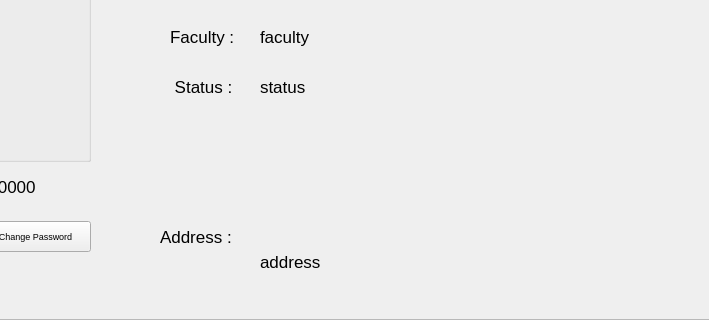
Above: resources/UI/professorProfile.ui from Poom1997/gman before the change; both pictures show x 191 to 900 and y 280 to 600 of the 900 by 600 pixel window. Below: the same form after it.
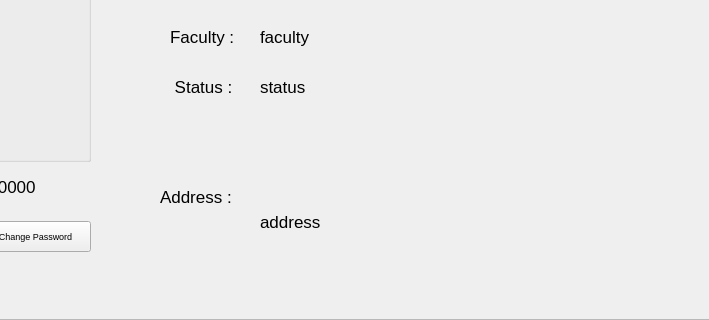
That is the form after the change.

Patch:
```diff
--- a/resources/UI/professorProfile.ui
+++ b/resources/UI/professorProfile.ui
@@ -209,7 +209,7 @@
      <property name="geometry">
       <rect>
        <x>350</x>
-       <y>500</y>
+       <y>460</y>
        <width>91</width>
        <height>31</height>
       </rect>
@@ -335,7 +335,7 @@
      <property name="geometry">
       <rect>
        <x>450</x>
-       <y>500</y>
+       <y>460</y>
        <width>511</width>
        <height>81</height>
       </rect>
```
